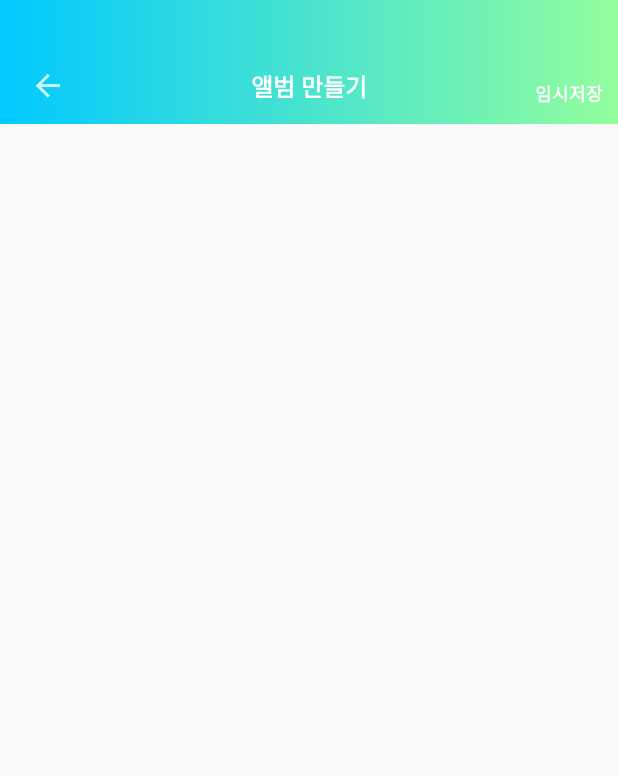
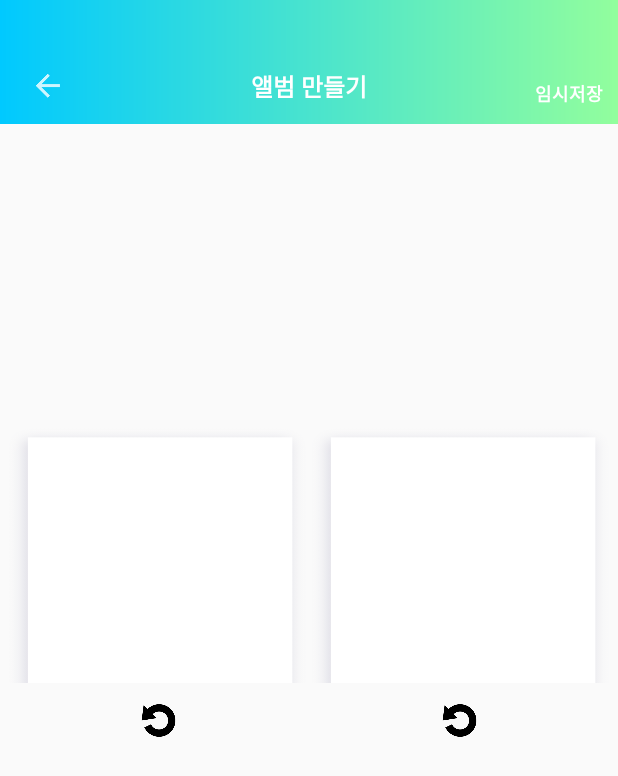
Before and after one commit to kluge121/AlbumMaker, an Android app: the screen it shows after launch (AlbumEditActivity), on a phone screen of 412 x 824 dp. Shown: the top 776 px of the screen. Run offline under Robolectric (Android 15) with nearby library versions, the light colour scheme and no system bars; libraries missing offline, so code that uses them is left out: io.realm, io.realm.annotations; 11 statements that could not run were skipped.

Commit message:
AlbumEditViewPagerAdapter 로딩현상 해결 , 사진연동 시작

```diff
--- a/app/src/main/java/com/globe/albummaker/view/album/adapter/AlbumEditViewPagerAdapter.kt
+++ b/app/src/main/java/com/globe/albummaker/view/album/adapter/AlbumEditViewPagerAdapter.kt
@@ -15,6 +15,8 @@ class AlbumEditViewPagerAdapter(fm: FragmentManager) : FragmentStatePagerAdapter
     fun addFragmentPage(pageFragment: AlbumEditFragment) {
         if (list.size > 0)
             list.add((list.size) - 1, pageFragment)
+        else
+            list.add(pageFragment)
     }
 
 
--- a/app/src/main/res/layout/activity_album_edit.xml
+++ b/app/src/main/res/layout/activity_album_edit.xml
@@ -78,8 +78,10 @@
         android:layout_marginEnd="5dp"
         app:layout_constraintBottom_toBottomOf="@id/album_edit_guide2"
         app:layout_constraintEnd_toEndOf="parent"
+        app:layout_constraintHorizontal_bias="0.0"
         app:layout_constraintStart_toStartOf="parent"
-            app:layout_constraintTop_toTopOf="@+id/album_edit_guide1">
+        app:layout_constraintTop_toTopOf="@+id/album_edit_guide1"
+        app:layout_constraintVertical_bias="1.0">
 
     </androidx.viewpager.widget.ViewPager>
 
```
Also changed, not shown: app/src/main/java/com/globe/albummaker/view/album/AlbumEditActivity.kt (+4 -4 lines), app/src/main/java/com/globe/albummaker/view/album/fragment/AlbumEditFragment.kt (+3 -9 lines). Lines whose indentation alone changed are shown as unchanged.
